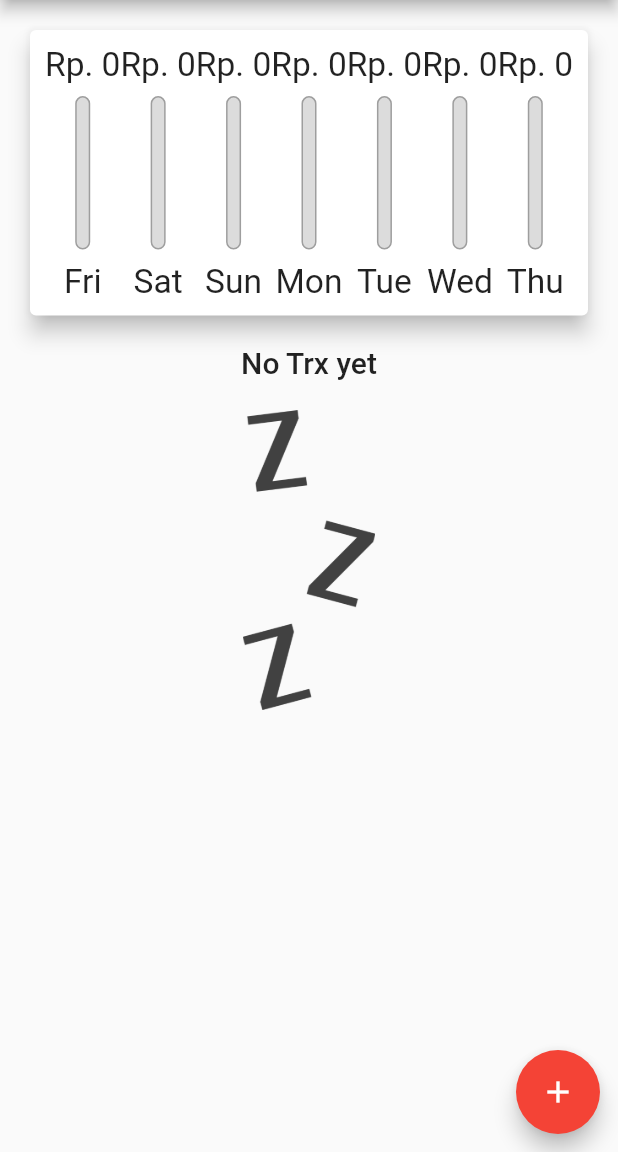
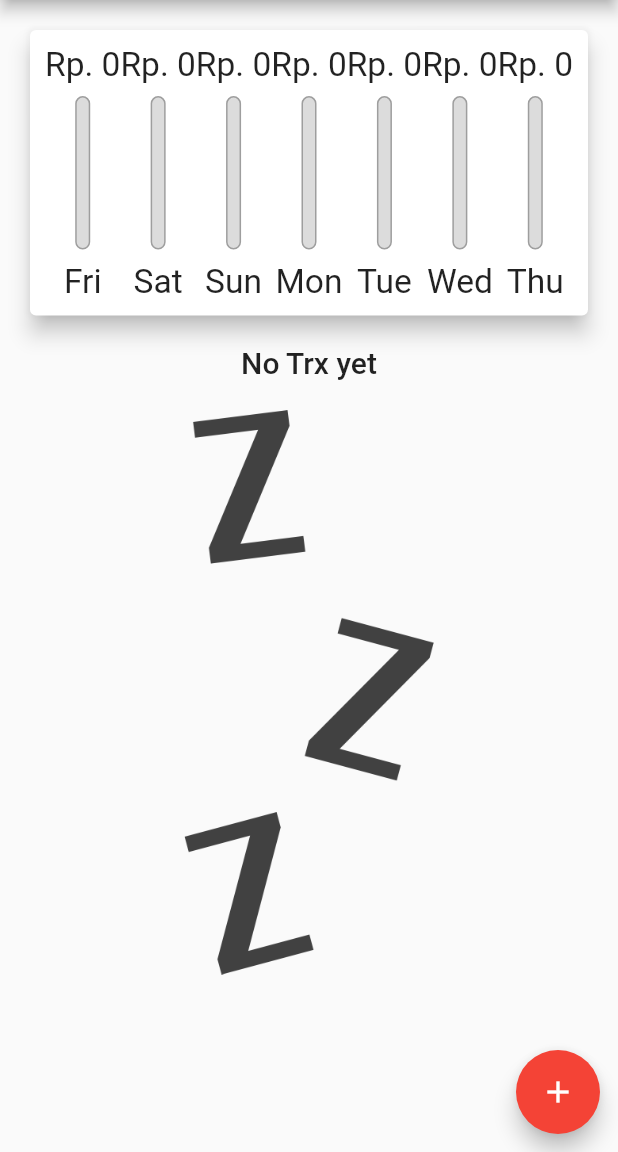
Before and after one commit to ibnunaufal/flutter_expenses_app, a Flutter app: the screen it shows after launch, on a phone screen of 412 x 824 dp, the part 84-1236 px from its top. Run offline on Flutter 3.47's test engine with Material 2 defaults, Android fonts, the phone set to English and light mode, and no system bars; Roboto replaces fonts that are missing (Balrow).

Commit message:
device orientation responsive

```diff
--- a/lib/main.dart
+++ b/lib/main.dart
@@ -7,8 +7,8 @@ import './widgets/transaction_list.dart';
 import './widgets/chart.dart';
 
 void main() {
-  WidgetsFlutterBinding.ensureInitialized();
-  SystemChrome.setPreferredOrientations([DeviceOrientation.portraitUp, DeviceOrientation.portraitDown]);
+  // WidgetsFlutterBinding.ensureInitialized();
+  // SystemChrome.setPreferredOrientations([DeviceOrientation.portraitUp, DeviceOrientation.portraitDown]);
   runApp(MyApp());
 }
 
@@ -35,6 +35,8 @@ class _MyHomePageState extends State<MyHomePage> {
     // Transactions(
     //     id: '2', title: "Kaos baru", amount: 100000, date: DateTime.now()),
   ];
+
+  bool _showChart = false;
 
   List<Transactions> get _recentTrx {
     return _userTransaction.where((element) {
@@ -78,6 +80,7 @@ class _MyHomePageState extends State<MyHomePage> {
 
   @override
   Widget build(BuildContext context) {
+    final isLandscape = MediaQuery.of(context).orientation == Orientation.landscape;
     final appBar = AppBar(
       title: Text('Flutter Expenses App'),
       actions: [
@@ -86,23 +89,47 @@ class _MyHomePageState extends State<MyHomePage> {
       ],
     );
 
+    final txListWidget = Container(
+                    height: (MediaQuery.of(context).size.height -
+                            appBar.preferredSize.height) *
+                        0.7,
+                    child:
+                        TransactionList(_userTransaction, _deleteTransaction));
     return Scaffold(
       appBar: appBar,
       body: SingleChildScrollView(
         child: Column(
-          crossAxisAlignment: CrossAxisAlignment.center,
+          crossAxisAlignment: CrossAxisAlignment.stretch,
           children: [
-            Container(
+            if (isLandscape) Row(
+              mainAxisAlignment: MainAxisAlignment.center,
+              children: [
+                Text('Show Chart'),
+                Switch(
+                  value: _showChart,
+                  onChanged: (value) {
+                    setState(() {
+                      _showChart = value;
+                    });
+                  },
+                )
+              ],
+            ),
+            if (!isLandscape) Container(
                     height: (MediaQuery.of(context).size.height -
                             appBar.preferredSize.height -
                             MediaQuery.of(context).padding.top) *
                         0.3,
                     child: Chart(_recentTrx)),
-            Container(
+            if (!isLandscape) txListWidget,
+            if (isLandscape) _showChart
+                ? Container(
                     height: (MediaQuery.of(context).size.height -
-                        appBar.preferredSize.height) *
+                            appBar.preferredSize.height -
+                            MediaQuery.of(context).padding.top) *
                         0.7,
-                child: TransactionList(_userTransaction, _deleteTransaction))
+                    child: Chart(_recentTrx))
+                : txListWidget
           ],
         ),
       ),
--- a/lib/widgets/transaction_list.dart
+++ b/lib/widgets/transaction_list.dart
@@ -13,7 +13,9 @@ class TransactionList extends StatelessWidget {
   @override
   Widget build(BuildContext context) {
     return transactions.isEmpty
-        ? Column(
+        ? LayoutBuilder(
+          builder: (context, constraints) {
+            return Column(
                 children: [
                   Text(
                     'No Trx yet',
@@ -23,12 +25,14 @@ class TransactionList extends StatelessWidget {
                     height: 20,
                   ),
                   Container(
-                  height: 200,
+                      height: constraints.maxHeight * 0.7,
                       child: Image.asset(
                         'assets/images/waiting.png',
                         fit: BoxFit.cover,
                       ))
                 ],
+              );
+          }
         )
         : ListView.builder(
             itemBuilder: (ctx, index) {
```
Lines whose indentation alone changed are shown as unchanged.
